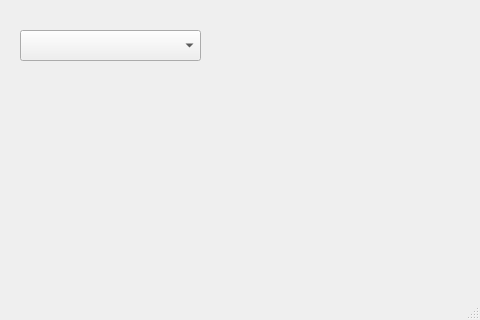
First picture: the form in cocktail_machine_front_end/mainwindow.ui, repository CymruLavis/embedded_systems_team_project, before the edit.
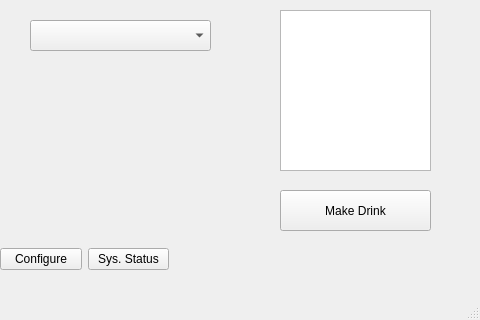
Second picture: the form after the edit.

```diff
--- a/cocktail_machine_front_end/mainwindow.ui
+++ b/cocktail_machine_front_end/mainwindow.ui
@@ -17,8 +17,8 @@
    <widget class="QComboBox" name="cbo_drink_choice">
     <property name="geometry">
      <rect>
-      <x>20</x>
-      <y>30</y>
+      <x>30</x>
+      <y>20</y>
       <width>181</width>
       <height>31</height>
      </rect>
@@ -33,6 +33,65 @@
      <bool>false</bool>
     </property>
    </widget>
+   <widget class="QPushButton" name="btn_order_drink">
+    <property name="geometry">
+     <rect>
+      <x>280</x>
+      <y>190</y>
+      <width>151</width>
+      <height>41</height>
+     </rect>
+    </property>
+    <property name="text">
+     <string>Make Drink</string>
+    </property>
+   </widget>
+   <widget class="QTextBrowser" name="txt_drink_description">
+    <property name="geometry">
+     <rect>
+      <x>280</x>
+      <y>10</y>
+      <width>151</width>
+      <height>161</height>
+     </rect>
+    </property>
+    <property name="html">
+     <string>&lt;!DOCTYPE HTML PUBLIC &quot;-//W3C//DTD HTML 4.0//EN&quot; &quot;http://www.w3.org/TR/REC-html40/strict.dtd&quot;&gt;
+&lt;html&gt;&lt;head&gt;&lt;meta name=&quot;qrichtext&quot; content=&quot;1&quot; /&gt;&lt;meta charset=&quot;utf-8&quot; /&gt;&lt;style type=&quot;text/css&quot;&gt;
+p, li { white-space: pre-wrap; }
+hr { height: 1px; border-width: 0; }
+li.unchecked::marker { content: &quot;\2610&quot;; }
+li.checked::marker { content: &quot;\2612&quot;; }
+&lt;/style&gt;&lt;/head&gt;&lt;body style=&quot; font-family:'Segoe UI'; font-size:9pt; font-weight:400; font-style:normal;&quot;&gt;
+&lt;p style=&quot;-qt-paragraph-type:empty; margin-top:0px; margin-bottom:0px; margin-left:0px; margin-right:0px; -qt-block-indent:0; text-indent:0px;&quot;&gt;&lt;br /&gt;&lt;/p&gt;&lt;/body&gt;&lt;/html&gt;</string>
+    </property>
+   </widget>
+   <widget class="QWidget" name="horizontalLayoutWidget">
+    <property name="geometry">
+     <rect>
+      <x>0</x>
+      <y>229</y>
+      <width>169</width>
+      <height>61</height>
+     </rect>
+    </property>
+    <layout class="QHBoxLayout" name="horizontalLayout">
+     <item>
+      <widget class="QPushButton" name="btn_to_config">
+       <property name="text">
+        <string>Configure</string>
+       </property>
+      </widget>
+     </item>
+     <item>
+      <widget class="QPushButton" name="btn_to_sys_status">
+       <property name="text">
+        <string>Sys. Status</string>
+       </property>
+      </widget>
+     </item>
+    </layout>
+   </widget>
   </widget>
   <widget class="QMenuBar" name="menubar">
    <property name="geometry">
```
